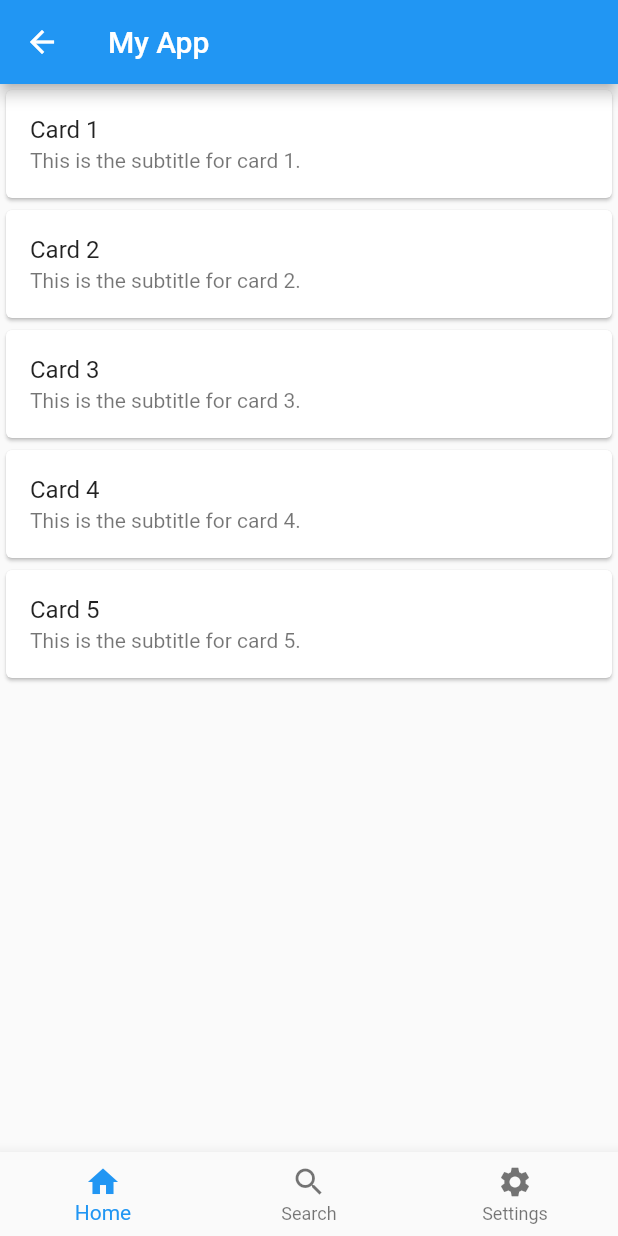
After one commit to namanrana16/ProXima_Flutter, a Flutter app: the MyHomePage screen opened directly, on a phone screen of 412 x 824 dp. The commit adds this screen. Run offline on Flutter 3.47's test engine with Material 2 defaults, Android fonts, the phone set to English and light mode, and no system bars; our stand-ins replace firebase_auth, firebase_core; accounts and stored records are empty.

Commit message:
Added bottom nav and profile_tab.dart,search_tab.dart

```diff
--- /dev/null
+++ b/lib/pages/home_tab.dart
@@ -0,0 +1,77 @@
+import 'package:flutter/material.dart';
+import 'package:flutter_application_1/pages/profile_tab.dart';
+import 'package:flutter_application_1/pages/search_tab.dart';
+
+class MyHomePage extends StatelessWidget {
+  int _selectedIndex = 0;
+
+  static List<Widget> _widgetOptions =
+  <Widget>[    MyHomePage(),    SearchPage(),    ProfilePage(key: Key("key"), name: "name"),  ];
+
+
+  final List<Map<String, String>> cardData = [    {      'title': 'Card 1',      'subtitle': 'This is the subtitle for card 1.',    },    {      'title': 'Card 2',      'subtitle': 'This is the subtitle for card 2.',    },    {      'title': 'Card 3',      'subtitle': 'This is the subtitle for card 3.',    },    {      'title': 'Card 4',      'subtitle': 'This is the subtitle for card 4.',    },    {      'title': 'Card 5',      'subtitle': 'This is the subtitle for card 5.',    },  ];
+
+
+  @override
+  Widget build(BuildContext context) {
+    return Scaffold(
+      appBar: AppBar(
+        title: Text('My App'),
+      ),
+
+
+
+      body: ListView.builder(
+        itemCount: cardData.length,
+        itemBuilder: (BuildContext context, int index) {
+          return Card(
+            child: ListTile(
+              title: Text(cardData[index]['title']!),
+              subtitle: Text(cardData[index]['subtitle']!),
+            ),
+          );
+        },
+      ),
+      bottomNavigationBar: BottomNavigationBar(
+        currentIndex: 0, // Set the initial tab index to the Home tab.
+        items: [
+          BottomNavigationBarItem(
+            icon: Icon(Icons.home),
+            label: 'Home',
+          ),
+          BottomNavigationBarItem(
+            icon: Icon(Icons.search),
+            label: 'Search',
+          ),
+          BottomNavigationBarItem(
+            icon: Icon(Icons.settings,),
+            label: 'Settings',
+          ),
+        ],
+        onTap: (int index) {
+          // Handle tab changes.
+          if (index == 0) {
+            // Navigate to the home page.
+
+            Navigator.push(
+              context,
+              MaterialPageRoute(builder: (context) => MyHomePage()),
+            );
+          } else if (index == 1) {
+            currentIndex: 1;
+            Navigator.push(
+              context,
+              MaterialPageRoute(builder: (context) => SearchPage()),
+            );
+          } else if (index == 2) {
+            currentIndex: 2;
+            Navigator.push(
+              context,
+              MaterialPageRoute(builder: (context) => ProfilePage(key:Key("key") ,name: "name")),
+            );
+          }
+        },
+      ),
+    );
+  }
+}
```
Also changed, not shown: lib/main.dart (+17 -1 lines), lib/pages/profile_tab.dart (added, +74 -0 lines), lib/pages/search_tab.dart (added, +158 -0 lines).
